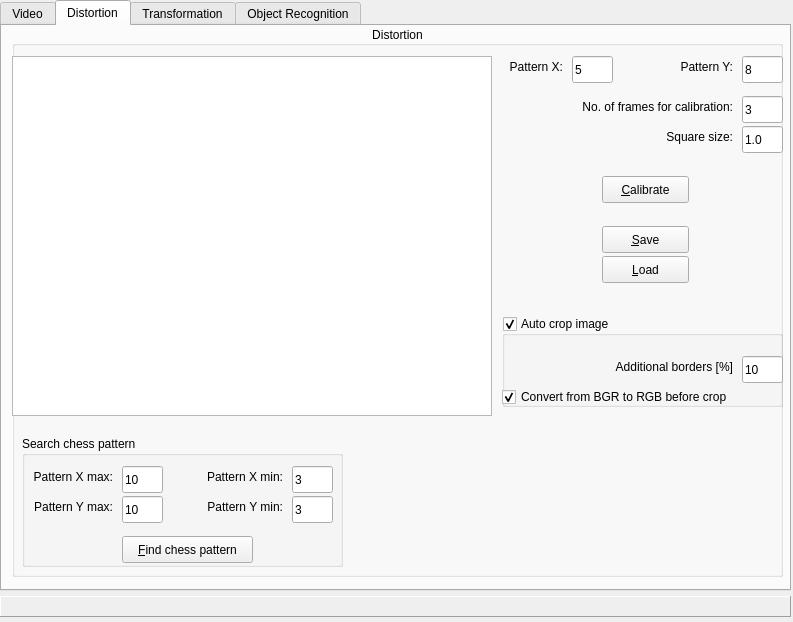
Qt form mrVision/src/mrVision/gui/mainGUI.ui (NorthernStars/MR-Vision) before a commit.
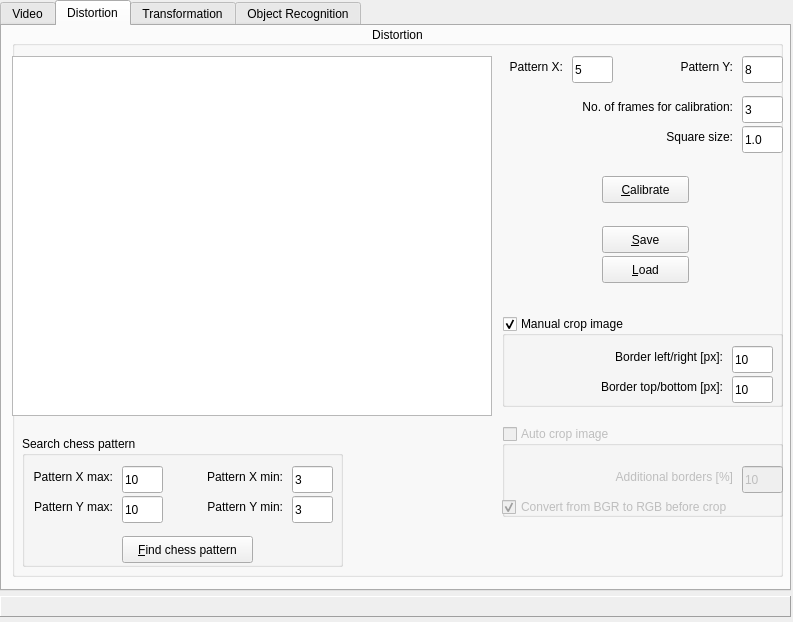
The same form after that commit. The open tabs and pages were chosen to show the change.

Commit message: Added gui elements and functions to change video size. Added gui elements for manual borders

Diff of the .ui file:
```diff
--- a/mrVision/src/mrVision/gui/mainGUI.ui
+++ b/mrVision/src/mrVision/gui/mainGUI.ui
@@ -515,10 +515,13 @@
       </widget>
      </widget>
      <widget class="QGroupBox" name="chkCropImg">
+      <property name="enabled">
+       <bool>false</bool>
+      </property>
       <property name="geometry">
        <rect>
         <x>490</x>
-        <y>290</y>
+        <y>400</y>
         <width>281</width>
         <height>91</height>
        </rect>
@@ -529,6 +532,9 @@
       <property name="checkable">
        <bool>true</bool>
       </property>
+      <property name="checked">
+       <bool>false</bool>
+      </property>
       <widget class="QCheckBox" name="chkCropConvBefore">
        <property name="geometry">
         <rect>
@@ -601,6 +607,80 @@
        <string>&amp;Save</string>
       </property>
      </widget>
+     <widget class="QGroupBox" name="chkCropImgManual">
+      <property name="geometry">
+       <rect>
+        <x>490</x>
+        <y>290</y>
+        <width>281</width>
+        <height>91</height>
+       </rect>
+      </property>
+      <property name="title">
+       <string>Manual crop image</string>
+      </property>
+      <property name="checkable">
+       <bool>true</bool>
+      </property>
+      <widget class="QLineEdit" name="txtBorderLR">
+       <property name="geometry">
+        <rect>
+         <x>230</x>
+         <y>30</y>
+         <width>41</width>
+         <height>27</height>
+        </rect>
+       </property>
+       <property name="text">
+        <string>10</string>
+       </property>
+      </widget>
+      <widget class="QLineEdit" name="txtBorderTB">
+       <property name="geometry">
+        <rect>
+         <x>230</x>
+         <y>60</y>
+         <width>41</width>
+         <height>27</height>
+        </rect>
+       </property>
+       <property name="text">
+        <string>10</string>
+       </property>
+      </widget>
+      <widget class="QLabel" name="lblImgBorderLR">
+       <property name="geometry">
+        <rect>
+         <x>10</x>
+         <y>30</y>
+         <width>211</width>
+         <height>21</height>
+        </rect>
+       </property>
+       <property name="text">
+        <string>Border left/right [px]:</string>
+       </property>
+       <property name="alignment">
+        <set>Qt::AlignRight|Qt::AlignTrailing|Qt::AlignVCenter</set>
+       </property>
+      </widget>
+      <widget class="QLabel" name="lblBorderTB">
+       <property name="geometry">
+        <rect>
+         <x>10</x>
+         <y>60</y>
+         <width>211</width>
+         <height>21</height>
+        </rect>
+       </property>
+       <property name="text">
+        <string>Border top/bottom [px]:</string>
+       </property>
+       <property name="alignment">
+        <set>Qt::AlignRight|Qt::AlignTrailing|Qt::AlignVCenter</set>
+       </property>
+      </widget>
+     </widget>
     </widget>
    </widget>
    <widget class="QWidget" name="tabSettings">
```
Left out of the diff: 40 changed lines with no effect on the pictures. The commit also changes 4 other files.
